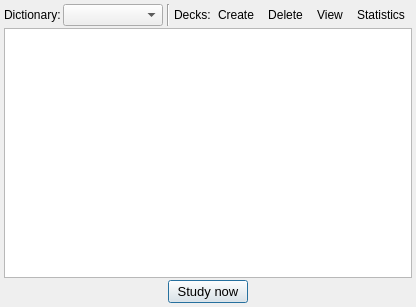
This is worddeckform.ui in z1dev/zkanji as Qt 5 draws it before an edit. The edited form follows.
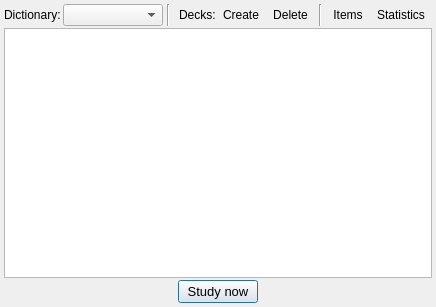
This is the edited form. Icons and pictures are not drawn. Custom widgets are drawn as their Qt base class.

The edit to the form file:
```diff
--- a/worddeckform.ui
+++ b/worddeckform.ui
@@ -6,7 +6,7 @@
    <rect>
     <x>0</x>
     <y>0</y>
-    <width>395</width>
+    <width>412</width>
     <height>307</height>
    </rect>
   </property>
@@ -86,10 +86,13 @@
         </widget>
        </item>
        <item>
-        <layout class="QHBoxLayout" name="horizontalLayout">
+        <layout class="QHBoxLayout" name="horizontalLayout_5">
          <property name="spacing">
           <number>0</number>
          </property>
+         <property name="leftMargin">
+          <number>5</number>
+         </property>
          <item>
           <widget class="QLabel" name="label_6">
            <property name="sizePolicy">
@@ -155,10 +158,24 @@
            </property>
           </widget>
          </item>
+        </layout>
+       </item>
+       <item>
+        <widget class="Line" name="line_2">
+         <property name="orientation">
+          <enum>Qt::Vertical</enum>
+         </property>
+        </widget>
+       </item>
+       <item>
+        <layout class="QHBoxLayout" name="horizontalLayout">
+         <property name="spacing">
+          <number>0</number>
+         </property>
          <item>
           <widget class="QToolButton" name="viewButton">
            <property name="text">
-            <string>View</string>
+            <string>Items</string>
            </property>
            <property name="icon">
             <iconset resource="Resources/resources.qrc">
```
